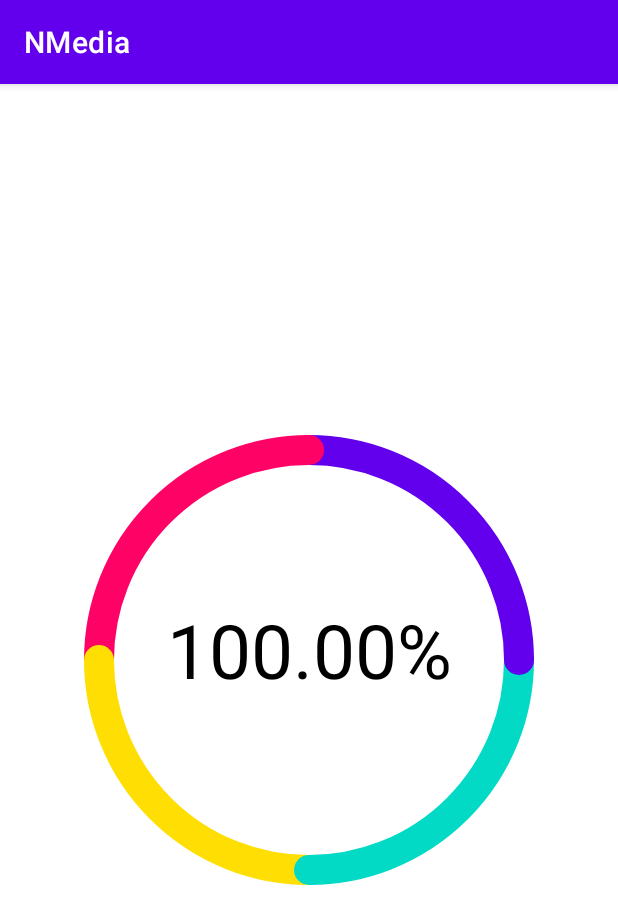
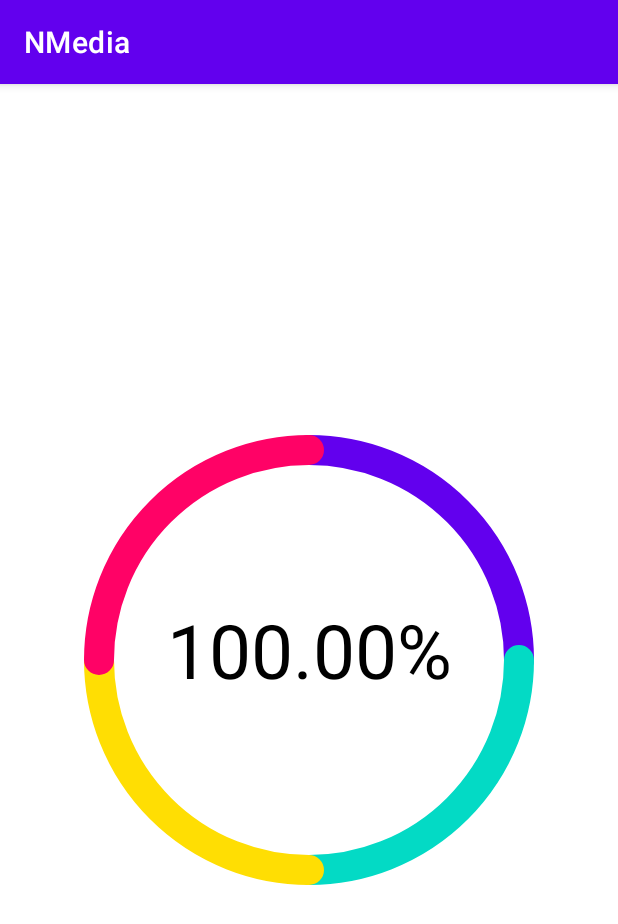
Before and after one commit to Nurjanar/Views, an Android app: the screen it shows after launch (AppActivity), on a phone screen of 412 x 824 dp. Shown: the top 924 px of the screen. Run offline under Robolectric (Android 15) with nearby library versions, the phone set to English and light mode, and no system bars.

Commit message:
Added animation

```diff
--- a/android/app/src/main/java/ru/netology/nmedia/ui/AppActivity.kt
+++ b/android/app/src/main/java/ru/netology/nmedia/ui/AppActivity.kt
@@ -4,15 +4,99 @@ import android.os.Bundle
 import androidx.appcompat.app.AppCompatActivity
 import ru.netology.nmedia.R
 
+
 class AppActivity : AppCompatActivity(R.layout.activity_app) {
     override fun onCreate(savedInstanceState: Bundle?) {
         super.onCreate(savedInstanceState)
 
-        findViewById<StatsView>(R.id.stats).data = listOf(
-            500F,
-            500F,
-            500F,
-            500F,
+        val view = findViewById<StatsView>(R.id.stats)
+        view.data = listOf(
+            0.25F,
+            0.25F,
+            0.25F,
+            0.25F,
         )
+//        view.startAnimation(
+//            AnimationUtils.loadAnimation(this,R.anim.view_animation)
+//        )
+// Пример 1 android.view.animation
+//        val label = findViewById<TextView>(R.id.label)
+//        val viewAnim = AnimationUtils.loadAnimation(
+//            this, R.anim.view_animation
+//        ).apply {
+//            setAnimationListener(object : Animation.AnimationListener {
+//                override fun onAnimationStart(animation: Animation?) {
+//                    label.text = "started"
+//                }
+//
+//                override fun onAnimationEnd(animation: Animation?) {
+//                    label.text = "ended"
+//                }
+//
+//                override fun onAnimationRepeat(animation: Animation?) {
+//                    label.text = "repeat"
+//                }
+//
+//            })
+//        }
+//
+//        view.startAnimation(viewAnim)
+// Конец примера 1
+
+// Пример 2 ObjectAnimator через рефлексию
+//        ObjectAnimator.ofFloat(view, "alpha", 0.25F, 1F).apply {
+//            startDelay = 500
+//            duration = 300
+//            interpolator = BounceInterpolator()
+//        }.start()
+// Конец примера 2
+
+// Пример 3 ObjectAnimator через готовые property
+//        ObjectAnimator.ofFloat(view, View.ALPHA, 0.25F, 1F).apply {
+//            startDelay = 500
+//            duration = 300
+//            interpolator = BounceInterpolator()
+//        }.start()
+// Конец примера 3
+
+// Пример 4 Анимация нескольких свойств через PropertyValuesHolder
+//        val rotation = PropertyValuesHolder.ofFloat(View.ROTATION, 0F, 360F)
+//        val alpha = PropertyValuesHolder.ofFloat(View.ALPHA, 0F, 1F)
+//        ObjectAnimator.ofPropertyValuesHolder(view, rotation, alpha)
+//            .apply {
+//                startDelay = 500
+//                duration = 500
+//                interpolator = LinearInterpolator()
+//            }.start()
+// Конец примера 4
+
+// Пример 5 Использование ViewPropertyAnimator
+//        view.animate()
+//            .rotation(360F)
+//            .scaleX(1.2F)
+//            .scaleY(1.2F)
+//            .setInterpolator(LinearInterpolator())
+//            .setStartDelay(500)
+//            .setDuration(500)
+//            .start()
+// Конец примера 5
+
+        //Пример 6 Комбинация нескольких анимаций через AnimatorSet
+//        val alpha = ObjectAnimator.ofFloat(view, View.ALPHA, 0.25F, 1F).apply {
+//            duration = 300
+//            interpolator = LinearInterpolator()
+//        }
+//        val scaleX = PropertyValuesHolder.ofFloat(View.SCALE_X, 0F, 1F)
+//        val scaleY = PropertyValuesHolder.ofFloat(View.SCALE_Y, 0F, 1F)
+//        val scale = ObjectAnimator.ofPropertyValuesHolder(view, scaleX, scaleY).apply {
+//            duration = 300
+//            interpolator = BounceInterpolator()
+//        }
+//        AnimatorSet().apply {
+//            startDelay = 500
+//            playSequentially(scale, alpha)
+//        }.start()
+        //Конец примера 6
+
     }
 }
--- a/android/app/src/main/java/ru/netology/nmedia/ui/StatsView.kt
+++ b/android/app/src/main/java/ru/netology/nmedia/ui/StatsView.kt
@@ -1,5 +1,6 @@
 package ru.netology.nmedia.ui
 
+import android.animation.ValueAnimator
 import android.content.Context
 import android.graphics.Canvas
 import android.graphics.Paint
@@ -7,12 +8,11 @@ import android.graphics.PointF
 import android.graphics.RectF
 import android.util.AttributeSet
 import android.view.View
+import android.view.animation.LinearInterpolator
 import androidx.core.content.withStyledAttributes
 import ru.netology.nmedia.R
 import ru.netology.nmedia.util.AndroidUtils
-import kotlin.math.cos
 import kotlin.math.min
-import kotlin.math.sin
 import kotlin.random.Random
 
 class StatsView @JvmOverloads constructor(
@@ -28,8 +28,9 @@ class StatsView @JvmOverloads constructor(
     private var lineWidth = AndroidUtils.dp(context, 5F).toFloat()
     private var fontSize = AndroidUtils.dp(context, 40F).toFloat()
     private var colors = emptyList<Int>()
-    private var absoluteData: List<Float> = emptyList()
-    private var dataPercent: List<Float> = emptyList()
+
+    private var progress = 0F
+    private var valueAnimator: ValueAnimator? = null
 
     init {
         context.withStyledAttributes(attrs, R.styleable.StatsView) {
@@ -43,31 +44,20 @@ class StatsView @JvmOverloads constructor(
     private val paint = Paint(Paint.ANTI_ALIAS_FLAG).apply {
         style = Paint.Style.STROKE
         strokeWidth = lineWidth
-        strokeCap = Paint.Cap.BUTT
+        strokeCap = Paint.Cap.ROUND
+        strokeJoin = Paint.Join.ROUND
+    }
 
-    }
-    private val capPaint = Paint(Paint.ANTI_ALIAS_FLAG).apply {
-        style = Paint.Style.FILL
-    }
     private val textPaint = Paint(Paint.ANTI_ALIAS_FLAG).apply {
         style = Paint.Style.FILL
         textAlign = Paint.Align.CENTER
         textSize = fontSize
     }
 
-    var data: List<Float>
-        get() = absoluteData
+    var data: List<Float> = emptyList()
         set(value) {
-            absoluteData = value
-            val total = absoluteData.sum()
-            if (total > 0) {
-                this.dataPercent = absoluteData.map {
-                    it / total
-                }
-            } else {
-                this.dataPercent = emptyList()
-            }
-            invalidate()
+            field = value
+            update()
         }
 
     override fun onSizeChanged(w: Int, h: Int, oldw: Int, oldh: Int) {
@@ -80,38 +70,56 @@ class StatsView @JvmOverloads constructor(
     }
 
     override fun onDraw(canvas: Canvas) {
-        if (dataPercent.isEmpty()) {
+        if (data.isEmpty()) {
             return
         }
 
-        var startFrom = -90F
-        val capRadius = lineWidth / 2
-        paint.style = Paint.Style.STROKE
-        for ((index, datum) in dataPercent.withIndex()) {
-            val angle = 360F * datum
+        canvas.save()
+
+        val rotationAngle = 360f * progress
+        canvas.rotate(rotationAngle, center.x, center.y)
+
+        var startAngle = -90f
+        for ((index, segment) in data.withIndex()) {
+            val segmentAngle = 360f * segment
+            val sweepAngle = segmentAngle * progress
+
             paint.color = colors.getOrNull(index) ?: randomColor()
-            canvas.drawArc(oval, startFrom, angle, false, paint)
-            startFrom += angle
+            canvas.drawArc(oval, startAngle, sweepAngle, false, paint)
+
+            startAngle += segmentAngle
         }
-        capPaint.style = Paint.Style.FILL
-        startFrom = -90F
-        for ((index, datum) in dataPercent.withIndex()) {
-            val angle = 360F * datum
-            val endAngle = startFrom + angle
-            val radians = Math.toRadians(endAngle.toDouble())
-            val capX = center.x + radius * cos(radians).toFloat()
-            val capY = center.y + radius * sin(radians).toFloat()
-            capPaint.color = colors.getOrNull(index) ?: randomColor()
-            canvas.drawCircle(capX, capY, capRadius, capPaint)
-            startFrom = endAngle
-        }
+
+        canvas.restore()
+
         canvas.drawText(
-            "%.2f%%".format(dataPercent.sum() * 100),
+            "%.2f%%".format(data.sum() * 100),
             center.x,
             center.y + textPaint.textSize / 4,
             textPaint,
         )
     }
 
+    private fun update() {
+        valueAnimator?.cancel()
+        progress = 0F
+
+        valueAnimator = ValueAnimator.ofFloat(0F, 1F).apply {
+            addUpdateListener { anim ->
+                progress = anim.animatedValue as Float
+                invalidate()
+            }
+            duration = 1500
+            interpolator = LinearInterpolator()
+        }.also {
+            it.start()
+        }
+    }
+
     private fun randomColor() = Random.nextInt(0xFF000000.toInt(), 0xFFFFFFFF.toInt())
+
+    override fun onDetachedFromWindow() {
+        super.onDetachedFromWindow()
+        valueAnimator?.cancel()
+    }
 }
--- /dev/null
+++ b/android/app/src/main/res/anim/view_animation.xml
@@ -0,0 +1,26 @@
+<?xml version="1.0" encoding="utf-8"?>
+<set xmlns:android="http://schemas.android.com/apk/res/android">
+    <scale
+        android:interpolator="@android:anim/linear_interpolator"
+        android:fromXScale="1.0"
+        android:toXScale="1.25"
+        android:fromYScale="1.0"
+        android:toYScale="1.25"
+        android:pivotX="50%"
+        android:pivotY="50%"
+        android:repeatMode="reverse"
+        android:repeatCount="3"
+        android:duration="500"
+        />
+    <rotate
+        android:interpolator="@android:anim/accelerate_decelerate_interpolator"
+        android:fromDegrees="0"
+        android:toDegrees="360"
+        android:pivotX="50%"
+        android:pivotY="50%"
+        android:duration="500"
+        android:repeatMode="reverse"
+        android:repeatCount="1"
+        android:startOffset="500"
+        />
+</set>
--- a/android/app/src/main/res/layout/activity_app.xml
+++ b/android/app/src/main/res/layout/activity_app.xml
@@ -1,17 +1,24 @@
 <?xml version="1.0" encoding="utf-8"?>
 <FrameLayout xmlns:android="http://schemas.android.com/apk/res/android"
+    xmlns:tools="http://schemas.android.com/tools"
     xmlns:app="http://schemas.android.com/apk/res-auto"
-    xmlns:tools="http://schemas.android.com/tools"
     android:layout_width="match_parent"
     android:layout_height="match_parent"
     tools:context=".ui.AppActivity">
+
+    <TextView
+        android:id="@+id/label"
+        android:layout_width="wrap_content"
+        android:layout_height="wrap_content"
+        android:layout_gravity="top|center_horizontal" />
 
     <ru.netology.nmedia.ui.StatsView
         android:id="@+id/stats"
         android:layout_width="300dp"
         android:layout_height="300dp"
         android:layout_gravity="center"
+        app:lineWidth="20dp"
+        app:fontSize="50dp"
         app:colors="@array/colors"
-        app:fontSize="50dp"
-        app:lineWidth="20dp" />
+        />
 </FrameLayout>
```
